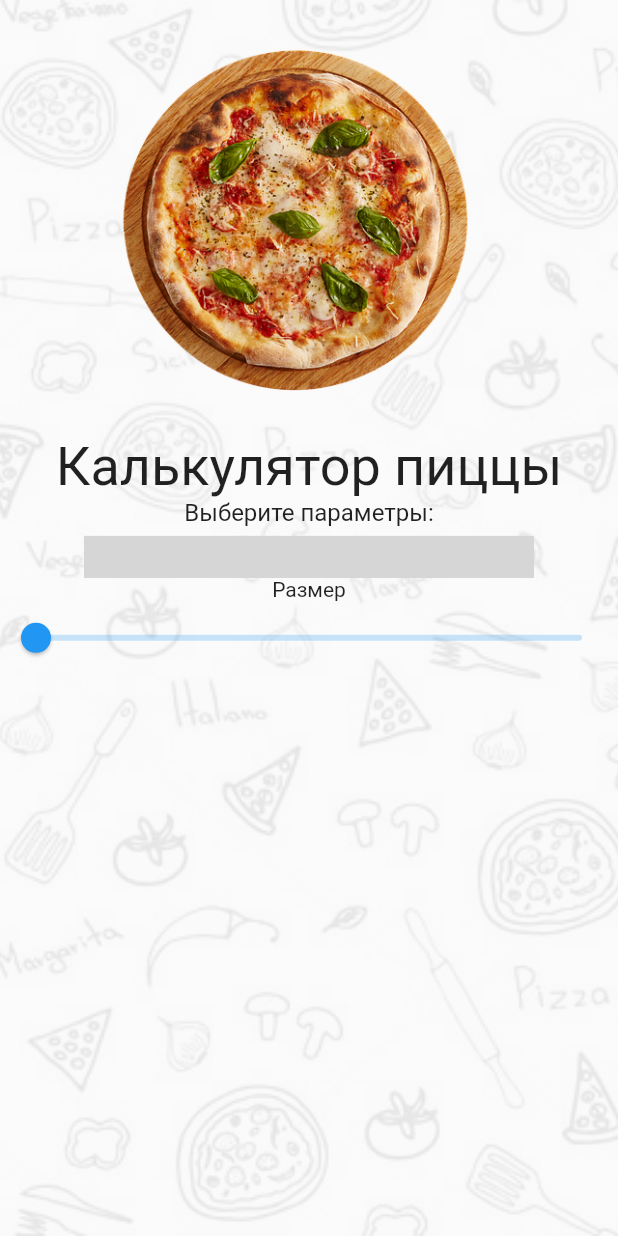
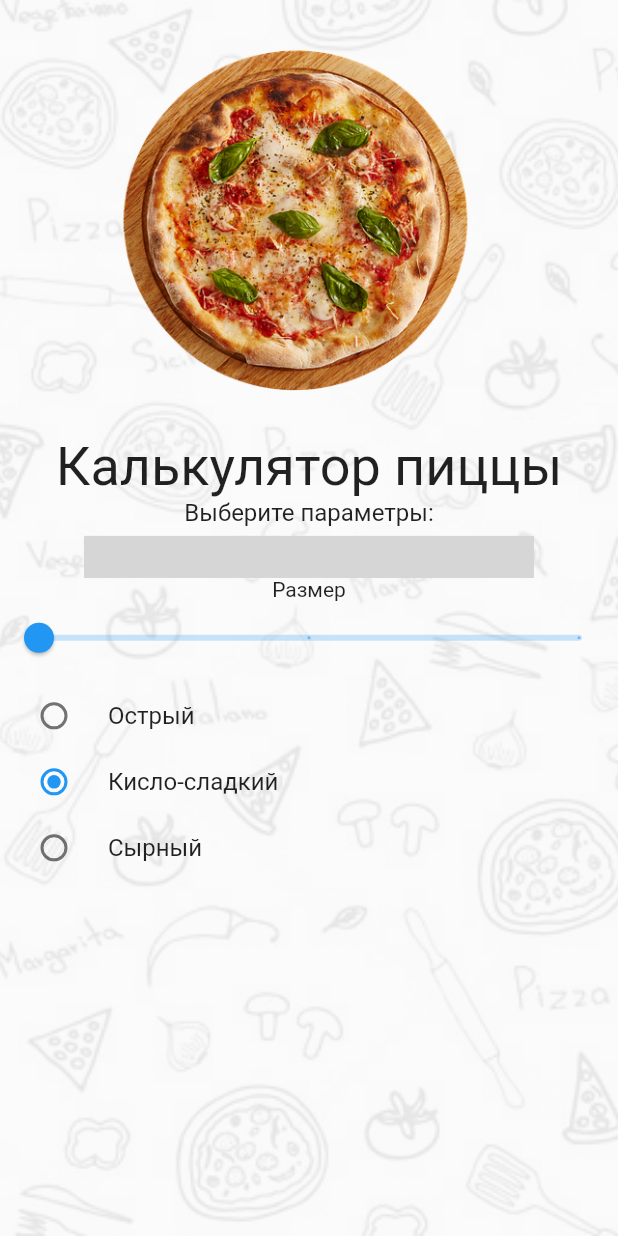
Before and after one commit to LazarevVY/pizza_calc, a Flutter app: the screen it shows after launch, on a phone screen of 412 x 824 dp. Run offline on Flutter 3.47's test engine with Material 2 defaults, Android fonts, the phone set to English and light mode, and no system bars; missing offline and left inert: sliding_switch; grey boxes are pictures that could not be loaded.

```diff
--- a/lib/main.dart
+++ b/lib/main.dart
@@ -1,6 +1,7 @@
 import 'dart:core';
 import 'package:flutter/material.dart';
 import 'package:sliding_switch/sliding_switch.dart';
+
 
 void main() {
   runApp ( const PizzaCalc() );
@@ -20,6 +21,7 @@ enum PizzaSauce { hot, sweet_and_sour , cheese }
 
 class _PizzaCalcState extends State<PizzaCalc> {
   PizzaSize?  _size = PizzaSize.medium;
+  double      _slider = 1.0;
   PizzaDough? _dough = PizzaDough.ordinary;
   PizzaSauce? _sauce = PizzaSauce.sweet_and_sour;
   bool        _additionalCheese = true;
@@ -74,6 +76,15 @@ class _PizzaCalcState extends State<PizzaCalc> {
       onSwipe: (){},
     );
   }
+  BoxDecoration _Background (){
+    return BoxDecoration(
+    image: DecorationImage(
+    image: AssetImage("assets/images/pizza_bg_1.jpg",
+    ),
+    opacity: 0.1,
+    fit: BoxFit.cover),
+    );
+  }
   @override
   Widget build(BuildContext context) {
     return MaterialApp(
@@ -83,13 +94,7 @@ class _PizzaCalcState extends State<PizzaCalc> {
           body: Container(
 
             width: double.infinity,
-            decoration: const BoxDecoration(
-              image: DecorationImage(
-                  image: AssetImage("assets/images/pizza_bg_1.jpg",
-                  ),
-                  opacity: 0.1,
-                  fit: BoxFit.cover),
-            ),
+            decoration: _Background(),
             child: Column(
               children: [
                 const SizedBox( height: 16),
@@ -111,9 +116,40 @@ class _PizzaCalcState extends State<PizzaCalc> {
 
                   ),
                 ),
-                Slider(value: 0,
-                    onChanged: (double value){}),
+                Slider(
+                    value: _slider,
+                    divisions: 2,
+                    min: 1,
+                    max: 3,
+                    onChanged: (double value) {
+                      setState(() {
+                        _slider = value;
+                      });
+                    },
+                ),
                 const SizedBox( height: 6),
+                RadioListTile(
+                    title: const Text("Острый"),
+                    value: PizzaSauce.hot,
+                    groupValue: _sauce,
+                    visualDensity: VisualDensity(horizontal: 0, vertical: -3.0),
+                    onChanged: (PizzaSauce? value) {}
+                    ),
+                RadioListTile(
+                    title: const Text("Кисло-сладкий"),
+                    value: PizzaSauce.sweet_and_sour,
+                    groupValue: _sauce,
+                    visualDensity: VisualDensity(horizontal: 0, vertical: -3.0),
+                    onChanged: (PizzaSauce? value){}
+                ),
+                RadioListTile(
+                    title: const Text("Сырный"),
+                    value: PizzaSauce.cheese,
+                    groupValue: _sauce,
+                    visualDensity: VisualDensity(horizontal: 0, vertical: -3.0),
+                    onChanged: (PizzaSauce? value){}
+                ),
+
 
 
               ],
--- a/pubspec.yaml
+++ b/pubspec.yaml
@@ -30,6 +30,7 @@ dependencies:
   flutter:
     sdk: flutter
   sliding_switch: ">=1.0.0"
+  #sliders: ">=1.0.0"
 
   # The following adds the Cupertino Icons font to your application.
   # Use with the CupertinoIcons class for iOS style icons.
```
